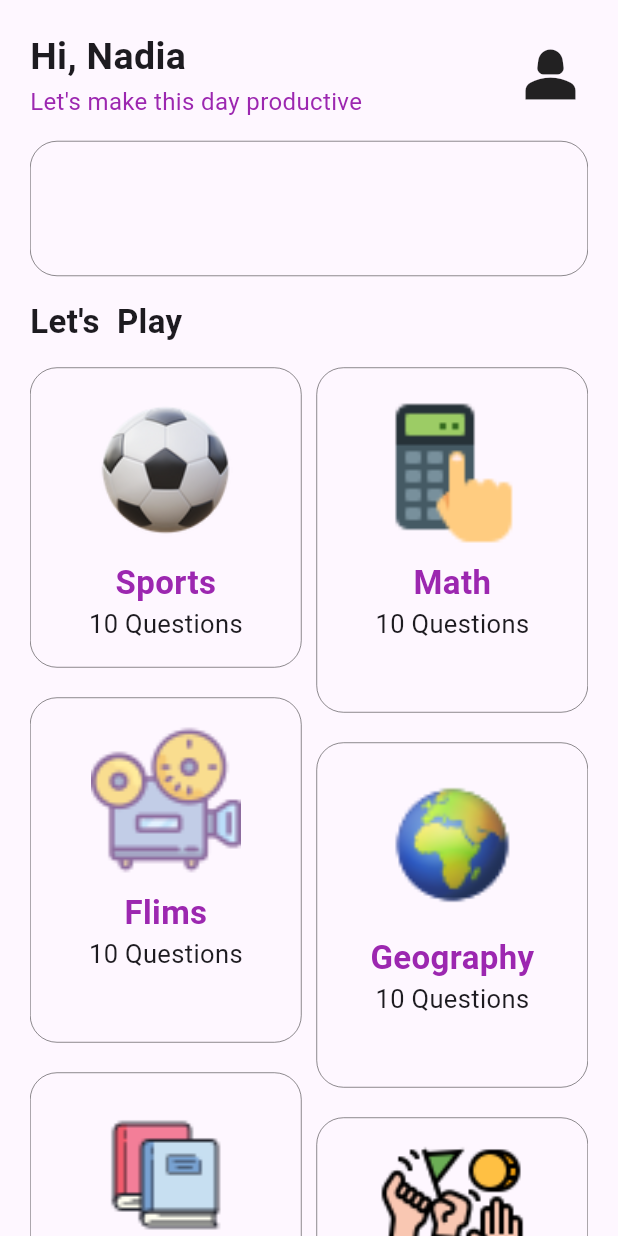
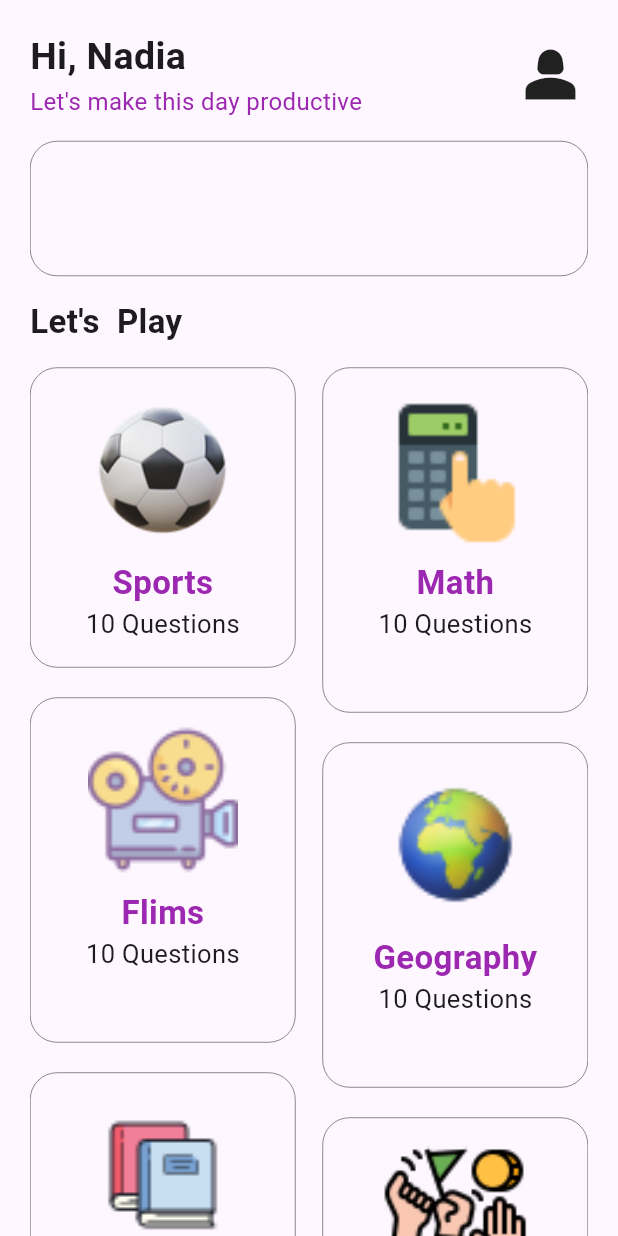
Before and after one commit to sohasara/Quiz-App, a Flutter app: the screen it shows after launch, on a phone screen of 412 x 824 dp. Run offline on Flutter 3.47's test engine with Material 3 defaults, Android fonts, the phone set to English and light mode, and no system bars.

Commit message:
chage cross axis spacing

```diff
--- a/lib/ui/home_page/home.dart
+++ b/lib/ui/home_page/home.dart
@@ -64,7 +64,7 @@ class HomePage extends StatelessWidget {
               StaggeredGrid.count(
                 crossAxisCount: 2,
                 mainAxisSpacing: 20,
-                crossAxisSpacing: 10,
+                crossAxisSpacing: 18,
                 children: List.generate(
                   dataImage.length,
                   (index) {
```
